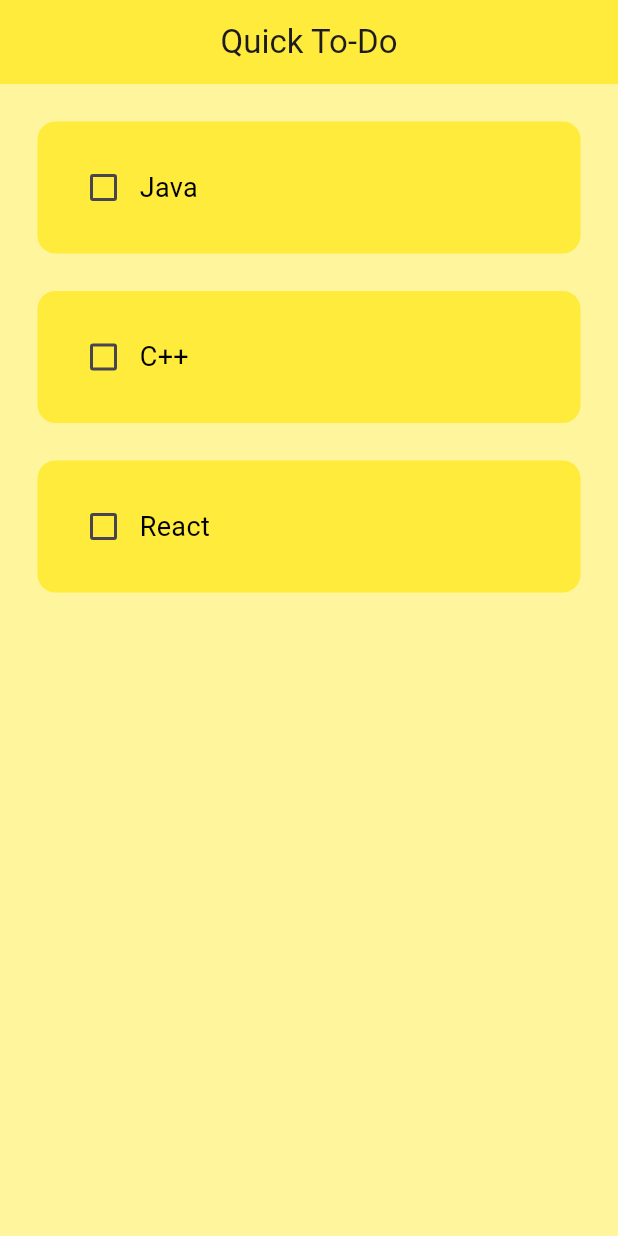
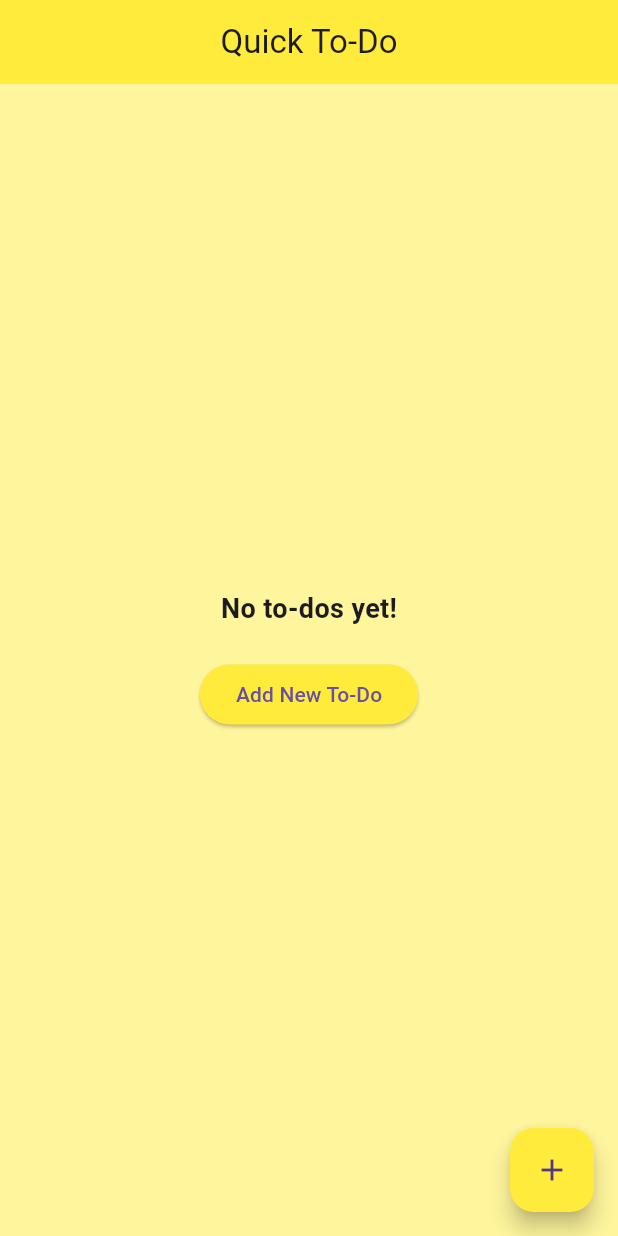
Before and after one commit to safkat07/Quick_Check, a Flutter app: the screen it shows after launch, on a phone screen of 412 x 824 dp. Run offline on Flutter 3.47's test engine with Material 3 defaults, Android fonts, the phone set to English and light mode, and no system bars; our stand-ins replace flutter_slidable, hive, hive_flutter; accounts and stored records are empty.

Commit message:
added hive local database

```diff
--- /dev/null
+++ b/lib/data/database.dart
@@ -0,0 +1,32 @@
+import 'package:hive/hive.dart';
+
+class ToDoDataBase {
+
+  List toDoList = [];
+
+
+  // ref the box
+  final _myBox = Hive.box('mybox');
+
+
+  //run this first time ever opening this app
+  void createInitialData () {
+    toDoList= [];
+  }
+
+  //load the data from database
+
+void loadData () {
+    toDoList = _myBox.get('TODOLIST');
+}
+
+//update the databasee
+
+void updateDatabase() {
+    _myBox.put('TODOLIST', toDoList);
+}
+
+
+
+
+}
--- a/lib/pages/home_page.dart
+++ b/lib/pages/home_page.dart
@@ -1,5 +1,8 @@
 import 'package:flutter/material.dart';
 import 'package:flutter/services.dart';
+import 'package:hive/hive.dart';
+import 'package:new_todo/data/database.dart';
+import 'package:new_todo/utils/dialog_box.dart';
 import 'package:new_todo/utils/todo_tile.dart';
 
 class HomePage extends StatefulWidget {
@@ -10,44 +13,114 @@ class HomePage extends StatefulWidget {
 }
 
 class _HomePageState extends State<HomePage> {
+  // Reference the hive box
+  final _mybox = Hive.box('mybox');
+  ToDoDataBase db = ToDoDataBase();
 
-  //list of todo task
-  List toDoList = [
-    ["Java", false],
-    ["C++", false, ],
-    ["React", false, ],
-  ];
+  @override
+  void initState() {
+    // If it's the first time opening the app
+    if (_mybox.get("TODOLIST") == null) {
+      db.createInitialData();
+    } else {
+      db.loadData();
+    }
+    super.initState();
+  }
 
+  // Text controller
+  final _controller = TextEditingController();
 
-  //check box changed
+  // Check box changed
   void checkBoxChanged(bool? value, int index) {
     setState(() {
-      toDoList[index][1] = !toDoList[index][1];
+      db.toDoList[index][1] = !db.toDoList[index][1];
       HapticFeedback.vibrate();
     });
+    db.updateDatabase();
+  }
+
+  // Save new task
+  void saveNewTask() {
+    setState(() {
+      db.toDoList.add([_controller.text, false]);
+      _controller.clear();
+    });
+    Navigator.of(context).pop();
+    db.updateDatabase();
+  }
+
+  // Create new task
+  void createNewTask() {
+    showDialog(
+      context: context,
+      builder: (context) {
+        return DialogBox(
+          controller: _controller,
+          onSave: saveNewTask,
+          onCancel: () => Navigator.of(context).pop(),
+        );
+      },
+    );
+  }
+
+  // Delete task
+  void deleteTask(int index) {
+    setState(() {
+      db.toDoList.removeAt(index);
+    });
+    db.updateDatabase();
   }
 
   @override
   Widget build(BuildContext context) {
-    return  Scaffold(
+    return Scaffold(
       backgroundColor: Colors.yellow[200],
       appBar: AppBar(
-      title:const Text('Quick To-Do'),
+        title: const Text('Quick To-Do'),
         backgroundColor: Colors.yellow,
         centerTitle: true,
         elevation: 0,
       ),
-      body: ListView.builder(
-        itemCount: toDoList.length,
-        itemBuilder: (context, index){
+      floatingActionButton: FloatingActionButton(
+        onPressed: createNewTask,
+        child: const Icon(Icons.add),
+        backgroundColor: Colors.yellow,
+      ),
+      body: db.toDoList.isEmpty
+          ? Center(
+        child: Column(
+          mainAxisAlignment: MainAxisAlignment.center,
+          children: [
+            const Text(
+              'No to-dos yet!',
+              style: TextStyle(
+                fontSize: 18,
+                fontWeight: FontWeight.bold,
+              ),
+            ),
+            const SizedBox(height: 20),
+            ElevatedButton(
+              onPressed: createNewTask,
+              child: const Text('Add New To-Do'),
+              style: ElevatedButton.styleFrom(
+                backgroundColor: Colors.yellow, // Same as the app bar
+              ),
+            ),
+          ],
+        ),
+      )
+          : ListView.builder(
+        itemCount: db.toDoList.length,
+        itemBuilder: (context, index) {
           return ToDoTile(
-            taskName: toDoList[index][0],
-            taskCompleted: toDoList[index][1],
+            taskName: db.toDoList[index][0],
+            taskCompleted: db.toDoList[index][1],
             onChanged: (value) => checkBoxChanged(value, index),
+            deleteFunction: (context) => deleteTask(index),
           );
         },
       ),
-
     );
   }
 }
```
Also changed, not shown: lib/main.dart (+12 -1 lines), lib/utils/dialog_box.dart (added, +50 -0 lines), lib/utils/my_button.dart (added, +20 -0 lines), lib/utils/todo_tile.dart (+34 -13 lines), pubspec.yaml (+7 -61 lines), pubspec.lock.
